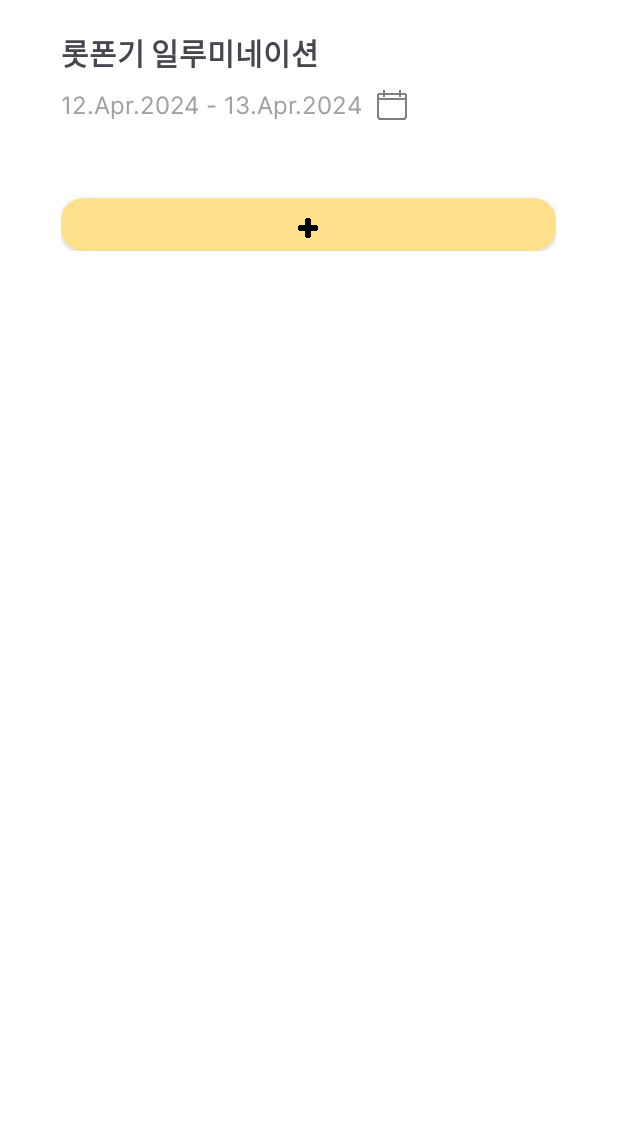
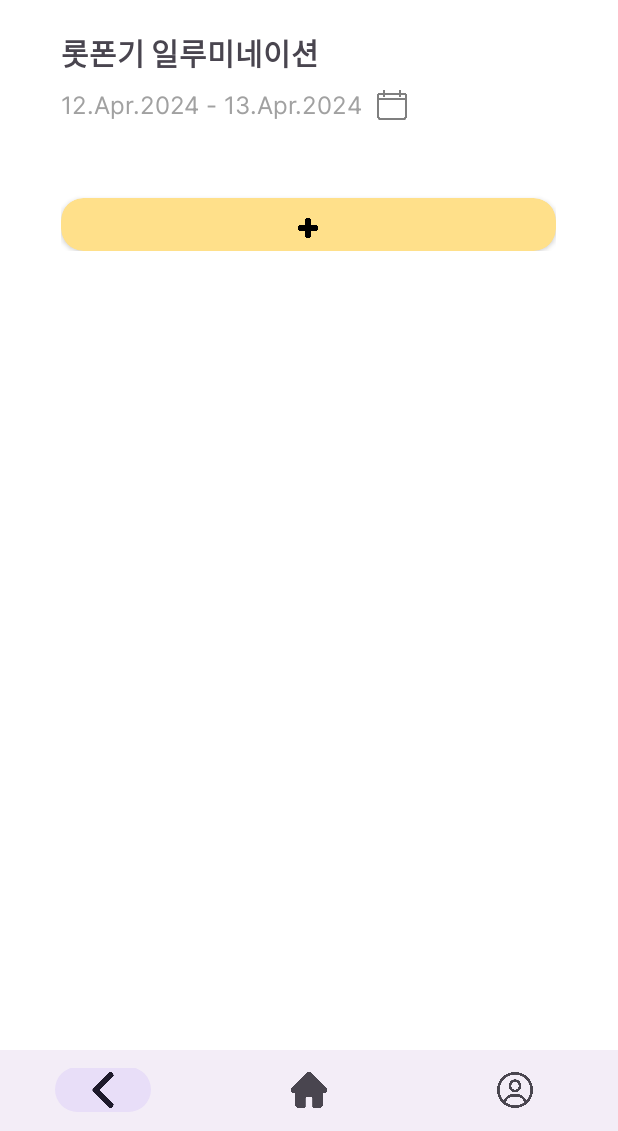
Before and after one commit to NohGiBong/traveltaleProject, an Android app: the ScheduleActivity screen opened directly, with no data from a screen before it, on a phone screen of 412 x 824 dp, the part 105-1236 px from its top. Run offline under Robolectric (Android 15) with nearby library versions, the phone set to English and light mode, and no system bars.

Commit message:
스케줄 페이지 생성 중, 하단 네비게이션 마이페이지 미구현

```diff
--- /dev/null
+++ b/app/src/main/java/com/example/traveltaleproject/BottomNavigationHelper.kt
@@ -0,0 +1,41 @@
+package com.example.traveltaleproject
+
+import android.app.Activity
+import android.content.Context
+import android.content.Intent
+import android.widget.Toast
+import androidx.appcompat.app.AppCompatActivity
+import com.google.android.material.bottomnavigation.BottomNavigationView
+
+class BottomNavigationHelper(private val activity: AppCompatActivity, val context: Context) {
+
+    private var currentActivityName: String = activity::class.java.simpleName
+
+    fun setupBottomNavigationListener(bottomNavigationView: BottomNavigationView) {
+        bottomNavigationView.setOnNavigationItemSelectedListener { menuItem ->
+            handleMenuItemClick(menuItem.itemId)
+        }
+    }
+
+
+    fun handleMenuItemClick(itemId: Int): Boolean {
+        when (itemId) {
+            R.id.home_item -> {
+                if (currentActivityName != "GetActivity") {
+                    // 현재 페이지가 GetActivity가 아니면 HomeActivity로 이동
+                    val intent = Intent(activity, GetActivity::class.java)
+                    activity.startActivity(intent)
+//                    val toast = Toast.makeText(activity, currentActivityName, Toast.LENGTH_SHORT)
+//                    toast.show()
+                    return true
+                }
+            }
+            R.id.back_item -> {
+                // 뒤로 가기 버튼은 현재 액티비티를 종료하여 뒤로 가기 구현
+                (context as? Activity)?.finish()
+                return true
+            }
+        }
+        return false
+    }
+}
--- a/app/src/main/java/com/example/traveltaleproject/CheckListActivity.kt
+++ b/app/src/main/java/com/example/traveltaleproject/CheckListActivity.kt
@@ -4,6 +4,7 @@ import android.os.Bundle
 import androidx.appcompat.app.AppCompatActivity
 import androidx.recyclerview.widget.LinearLayoutManager
 import com.example.traveltaleproject.databinding.ActivityChecklistBinding
+import com.google.android.material.bottomnavigation.BottomNavigationView
 import com.google.firebase.database.ktx.database
 import com.google.firebase.ktx.Firebase
 
@@ -11,6 +12,7 @@ class CheckListActivity : AppCompatActivity() {
     private lateinit var binding: ActivityChecklistBinding
     private var dataList: MutableList<String>? = null
     private lateinit var adapter: ChecklistAdapter
+    private lateinit var bottomNavigationHelper: BottomNavigationHelper
 
     override fun onCreate(savedInstanceState: Bundle?) {
         super.onCreate(savedInstanceState)
@@ -35,6 +37,13 @@ class CheckListActivity : AppCompatActivity() {
             // RecyclerView 어댑터에 데이터가 변경되었음을 알림
             adapter.notifyDataSetChanged()
         }
+
+        // BottomNavigationHelper 초기화
+        bottomNavigationHelper = BottomNavigationHelper(this, this)
+
+        // 네비게이션 뷰의 아이템 선택 리스너 설정
+        val bottomNavigationView = findViewById<BottomNavigationView>(R.id.bottom_navigation)
+        bottomNavigationHelper.setupBottomNavigationListener(bottomNavigationView)
     }
 
     private fun setupRecyclerView() {
--- a/app/src/main/java/com/example/traveltaleproject/GetActivity.kt
+++ b/app/src/main/java/com/example/traveltaleproject/GetActivity.kt
@@ -6,12 +6,16 @@ import android.widget.EditText
 import android.widget.ImageButton
 import androidx.appcompat.app.AppCompatActivity
 import com.example.traveltaleproject.databinding.ActivityGetBinding
+import com.google.android.material.bottomnavigation.BottomNavigationView
 import com.google.android.material.datepicker.MaterialDatePicker
 import java.text.SimpleDateFormat
 import java.util.Calendar
 import java.util.Locale
 
 class GetActivity : AppCompatActivity() {
+
+    private lateinit var bottomNavigationHelper: BottomNavigationHelper
+
     override fun onCreate(savedInstanceState: Bundle?) {
         super.onCreate(savedInstanceState)
 
@@ -60,5 +64,12 @@ class GetActivity : AppCompatActivity() {
             val intent = Intent(this, TaleWriteActivity::class.java)
             startActivity(intent)
         }
+
+        // BottomNavigationHelper 초기화
+        bottomNavigationHelper = BottomNavigationHelper(this, this)
+
+        // 네비게이션 뷰의 아이템 선택 리스너 설정
+        val bottomNavigationView = findViewById<BottomNavigationView>(R.id.bottom_navigation)
+        bottomNavigationHelper.setupBottomNavigationListener(bottomNavigationView)
     }
 }
--- a/app/src/main/java/com/example/traveltaleproject/ScheduleActivity.kt
+++ b/app/src/main/java/com/example/traveltaleproject/ScheduleActivity.kt
@@ -9,6 +9,7 @@ import androidx.recyclerview.widget.DividerItemDecoration
 import androidx.recyclerview.widget.LinearLayoutManager
 import com.example.traveltaleproject.R
 import com.example.traveltaleproject.databinding.ActivityScheduleBinding
+import com.google.android.material.bottomnavigation.BottomNavigationView
 import com.google.android.material.datepicker.MaterialDatePicker
 import java.text.SimpleDateFormat
 import java.util.Calendar
@@ -22,6 +23,7 @@ class ScheduleActivity : AppCompatActivity() {
     private var differenceInDays: Long? = null
     private lateinit var scheduleList: MutableList<String>
     private lateinit var adapter: ScheduleDayItemAdapter
+    private lateinit var bottomNavigationHelper: BottomNavigationHelper
 
     override fun onCreate(savedInstanceState: Bundle?) {
         super.onCreate(savedInstanceState)
@@ -79,5 +81,12 @@ class ScheduleActivity : AppCompatActivity() {
         datePickerButton.setOnClickListener {
             picker.show(supportFragmentManager, picker.toString())
         }
+
+        // BottomNavigationHelper 초기화
+        bottomNavigationHelper = BottomNavigationHelper(this, this)
+
+        // 네비게이션 뷰의 아이템 선택 리스너 설정
+        val bottomNavigationView = findViewById<BottomNavigationView>(R.id.bottom_navigation)
+        bottomNavigationHelper.setupBottomNavigationListener(bottomNavigationView)
     }
 }
--- /dev/null
+++ b/app/src/main/java/com/example/traveltaleproject/ScheduleFragment.kt
@@ -0,0 +1,24 @@
+package com.example.traveltaleproject
+
+import android.os.Bundle
+import android.view.LayoutInflater
+import android.view.View
+import android.view.ViewGroup
+import androidx.fragment.app.Fragment
+import com.example.traveltaleproject.databinding.ActivityScheduleListBinding
+
+class ScheduleFragment : Fragment() {
+    private lateinit var binding: ActivityScheduleListBinding
+
+    override fun onCreateView(
+        inflater: LayoutInflater,
+        container: ViewGroup?,
+        savedInstanceState: Bundle?
+    ): View? {
+        // 바인딩 초기화
+        binding = ActivityScheduleListBinding.inflate(inflater, container, false)
+
+        // 바인딩의 root 뷰 반환
+        return binding.root
+    }
+}
--- a/app/src/main/res/layout/activity_checklist.xml
+++ b/app/src/main/res/layout/activity_checklist.xml
@@ -117,6 +117,9 @@
                     android:layout_marginTop="10dp"
                     android:layout_below="@+id/checklist_add" />
         </RelativeLayout>
+
     </RelativeLayout>
 
+    <!-- bottom_navi.xml을 include -->
+    <include layout="@layout/bottom_navigation" />
 </RelativeLayout>
--- a/app/src/main/res/layout/activity_get.xml
+++ b/app/src/main/res/layout/activity_get.xml
@@ -172,6 +172,8 @@
             </androidx.cardview.widget.CardView>
         </RelativeLayout>
 
+        <!-- bottom_navi.xml을 include -->
+        <include layout="@layout/bottom_navigation" />
     </RelativeLayout>
 
 </RelativeLayout>
--- a/app/src/main/res/layout/activity_list.xml
+++ b/app/src/main/res/layout/activity_list.xml
@@ -141,11 +141,12 @@
             android:layout_alignParentRight="true"
             android:layout_marginRight="30dp"
             android:layout_alignParentTop="true"
-            android:layout_marginTop="510dp"
+            android:layout_marginTop="495dp"
             android:elevation="3dp"
             app:srcCompat="@drawable/add_btn"
             />
 
     </RelativeLayout>
-
+    <!-- bottom_navi.xml을 include -->
+    <include layout="@layout/bottom_navigation" />
 </RelativeLayout>
--- a/app/src/main/res/layout/activity_mypage.xml
+++ b/app/src/main/res/layout/activity_mypage.xml
@@ -205,4 +205,7 @@
         </RelativeLayout>
     </ScrollView>
 
+    <!-- bottom_navi.xml을 include -->
+    <include layout="@layout/bottom_navigation" />
+
 </RelativeLayout>
--- a/app/src/main/res/layout/activity_schedule.xml
+++ b/app/src/main/res/layout/activity_schedule.xml
@@ -30,7 +30,6 @@
     </RelativeLayout>
 
     <!-- 스케줄 페이지 바디 -->
-    <!-- 일정 리스트 레이아웃 -->
     <RelativeLayout
         android:id="@+id/schedule_body"
         android:layout_width="330dp"
@@ -94,46 +93,15 @@
                 android:layout_height="wrap_content" />
         </LinearLayout>
 
-        <!-- 일정 리스트 -->
-        <RelativeLayout
-            android:id="@+id/schedule_list"
+        <fragment
+            android:name="com.example.traveltaleproject.ScheduleFragment"
+            android:id="@+id/fragment_view"
             android:layout_width="match_parent"
             android:layout_height="wrap_content"
-            android:layout_marginBottom="10dp"
-            android:layout_below="@id/schedule_period">
-
-            <!-- schedule 아이템 리사이클러 -->
-            <androidx.recyclerview.widget.RecyclerView
-                xmlns:android="http://schemas.android.com/apk/res/android"
-                android:id="@+id/schedule_item"
-                android:layout_width="match_parent"
-                android:layout_height="wrap_content" />
-            </RelativeLayout>
-
-            <!-- 일정 아이템 추가하기 버튼 -->
-            <androidx.cardview.widget.CardView
-                android:id="@+id/schedule_item_add"
-                android:layout_width="match_parent"
-                android:layout_height="35dp"
-                android:layout_marginTop="5dp"
-                app:cardCornerRadius="15dp"
-                app:cardBackgroundColor="#FFE08A"
-                android:layout_below="@+id/schedule_list">
-                <RelativeLayout
-                    android:id="@+id/submit_btn"
-                    android:layout_width="match_parent"
-                    android:layout_height="40dp"
-                    android:backgroundTint="#FFE08A">
-                    <ImageView
-                        android:layout_width="13dp"
-                        android:layout_height="13dp"
-                        android:layout_centerHorizontal="true"
-                        android:layout_centerVertical="true"
-                        android:background="@drawable/add_btn"
-                        />
-                </RelativeLayout>
-            </androidx.cardview.widget.CardView>
+            android:layout_below="@id/schedule_period" />
 
     </RelativeLayout>
 
+    <!-- bottom_navi.xml을 include -->
+    <include layout="@layout/bottom_navigation" />
 </RelativeLayout>
--- /dev/null
+++ b/app/src/main/res/layout/activity_schedule_list.xml
@@ -0,0 +1,48 @@
+<?xml version="1.0" encoding="utf-8"?>
+<LinearLayout xmlns:android="http://schemas.android.com/apk/res/android"
+    android:layout_width="match_parent"
+    android:layout_height="match_parent"
+    xmlns:app="http://schemas.android.com/apk/res-auto">
+    <RelativeLayout
+        android:layout_width="match_parent"
+        android:layout_height="wrap_content">
+        <!-- 일정 리스트 -->
+        <RelativeLayout
+            android:id="@+id/schedule_list"
+            android:layout_width="match_parent"
+            android:layout_height="wrap_content"
+            android:layout_marginBottom="10dp">
+
+            <!-- schedule 아이템 리사이클러 -->
+            <androidx.recyclerview.widget.RecyclerView
+                xmlns:android="http://schemas.android.com/apk/res/android"
+                android:id="@+id/schedule_item"
+                android:layout_width="match_parent"
+                android:layout_height="wrap_content" />
+        </RelativeLayout>
+
+        <!-- 일정 아이템 추가하기 버튼 -->
+        <androidx.cardview.widget.CardView
+            android:id="@+id/schedule_item_add"
+            android:layout_width="match_parent"
+            android:layout_height="35dp"
+            android:layout_marginTop="5dp"
+            app:cardCornerRadius="15dp"
+            app:cardBackgroundColor="#FFE08A"
+            android:layout_below="@+id/schedule_list">
+            <RelativeLayout
+                android:id="@+id/submit_btn"
+                android:layout_width="match_parent"
+                android:layout_height="40dp"
+                android:backgroundTint="#FFE08A">
+                <ImageView
+                    android:layout_width="13dp"
+                    android:layout_height="13dp"
+                    android:layout_centerHorizontal="true"
+                    android:layout_centerVertical="true"
+                    android:background="@drawable/add_btn"
+                    />
+            </RelativeLayout>
+        </androidx.cardview.widget.CardView>
+    </RelativeLayout>
+</LinearLayout>
--- a/app/src/main/res/layout/activity_tale_get.xml
+++ b/app/src/main/res/layout/activity_tale_get.xml
@@ -108,5 +108,8 @@
                 android:text="@string/tale_content"/>
         </RelativeLayout>
 
+        <!-- bottom_navi.xml을 include -->
+        <include layout="@layout/bottom_navigation" />
     </RelativeLayout>
+
 </RelativeLayout>
--- /dev/null
+++ b/app/src/main/res/layout/bottom_navigation.xml
@@ -0,0 +1,20 @@
+<?xml version="1.0" encoding="utf-8"?>
+<RelativeLayout xmlns:android="http://schemas.android.com/apk/res/android"
+    android:layout_width="match_parent"
+    android:layout_height="match_parent"
+    xmlns:app="http://schemas.android.com/apk/res-auto">
+
+    <FrameLayout
+        android:id="@+id/bottom_navi_fragment"
+        android:layout_width="match_parent"
+        android:layout_height="wrap_content"
+        android:layout_weight="9" />
+
+    <com.google.android.material.bottomnavigation.BottomNavigationView
+        android:id="@+id/bottom_navigation"
+        android:layout_width="458dp"
+        android:layout_height="54dp"
+        android:layout_alignParentBottom="true"
+        android:layout_weight="1"
+        app:menu="@menu/bottom_menu" />
+</RelativeLayout>
--- /dev/null
+++ b/app/src/main/res/menu/bottom_menu.xml
@@ -0,0 +1,18 @@
+<?xml version="1.0" encoding="utf-8"?>
+<menu xmlns:android="http://schemas.android.com/apk/res/android"
+    xmlns:app="http://schemas.android.com/apk/res-auto">
+    <item
+        android:title=""
+        android:id="@+id/back_item"
+        android:icon="@drawable/black_arrow_left" />
+    <item
+        android:title=""
+        android:id="@+id/home_item"
+        android:icon="@drawable/home_btn"
+        app:showAsAction="always" />
+    <item
+        android:title=""
+        android:id="@+id/mypage_item"
+        android:icon="@drawable/mypage"
+        app:showAsAction="always" />
+</menu>
```
Also changed, not shown: app/src/main/res/drawable/mypage.png (added).
